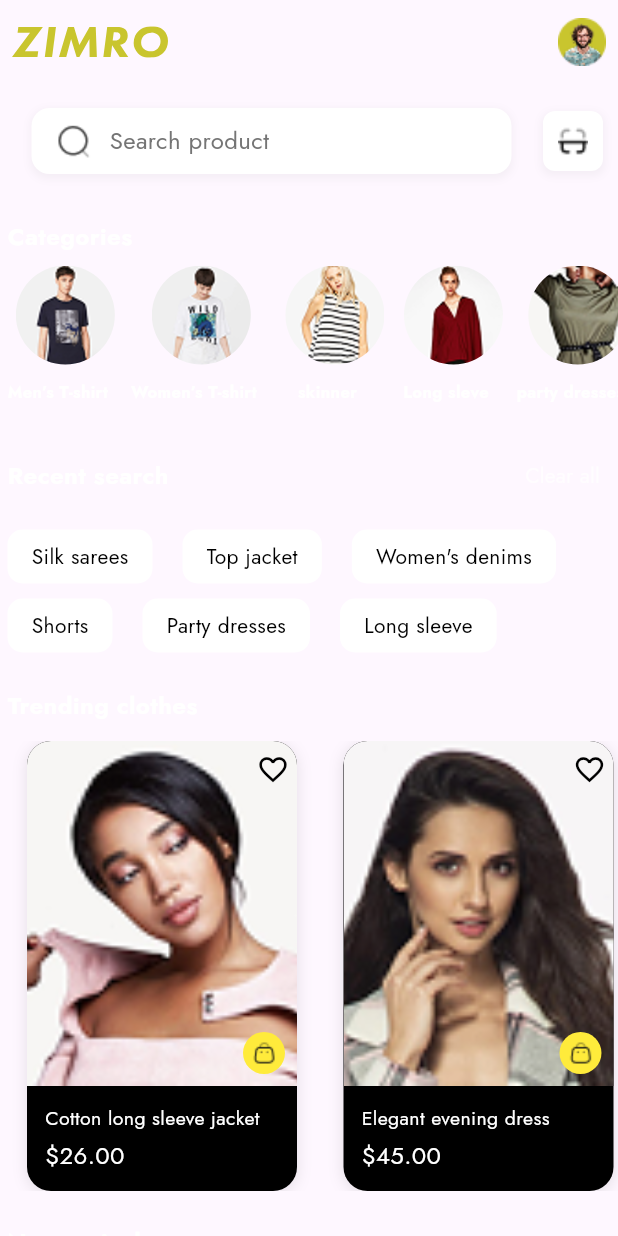
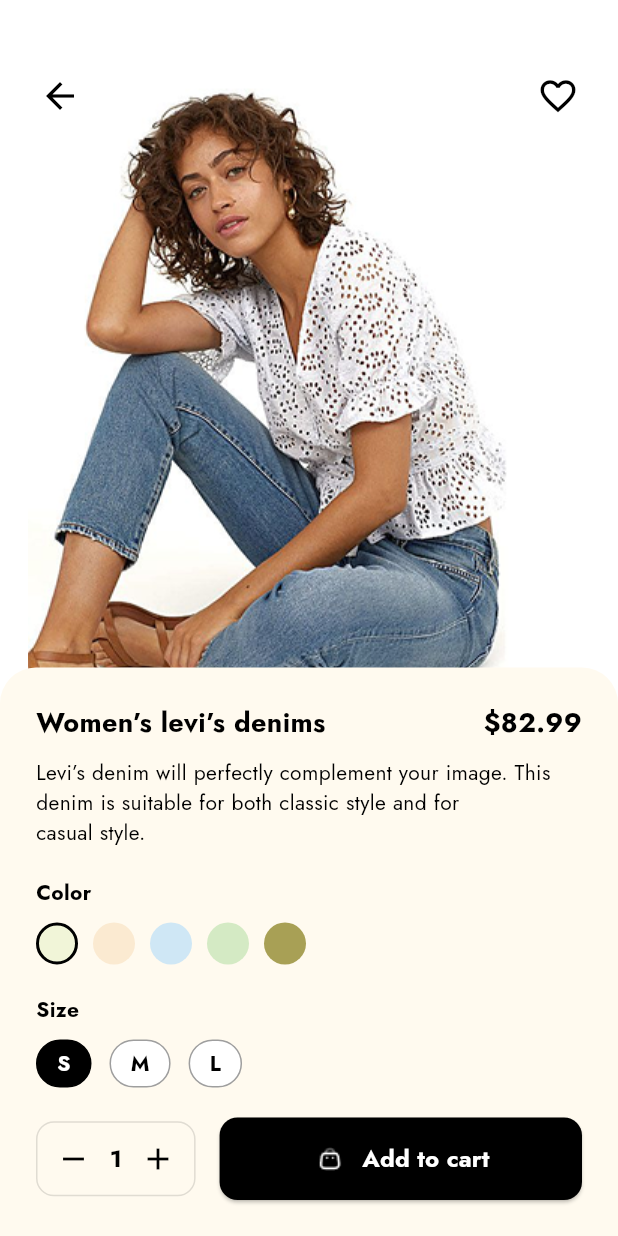
Before and after one commit to Mostafaghozy/fashion_App, a Flutter app: the screen it shows after launch, on a phone screen of 412 x 824 dp. Run offline on Flutter 3.47's test engine with Material 3 defaults, Android fonts, the phone set to English and light mode, and no system bars; our stand-ins replace camera, flutter_credit_card, flutter_svg, permission_handler.

Commit message:
ProductDetails

```diff
--- /dev/null
+++ b/lib/Ui/widgets/category/ProductDetails.dart
@@ -0,0 +1,284 @@
+import 'package:flutter/material.dart';
+import 'package:flutter_svg/svg.dart';
+
+class ProductDetails extends StatefulWidget {
+  const ProductDetails({super.key});
+
+  @override
+  State<ProductDetails> createState() => _ProductDetailsState();
+}
+
+class _ProductDetailsState extends State<ProductDetails> {
+  int quantity = 1;
+  int selectedColorIndex = 0;
+  String selectedSize = "S";
+
+  final List<Color> colors = [
+    const Color(0xFFF1F5D8),
+    const Color(0xFFFBEAD1),
+    const Color(0xFFCFE7F5),
+    const Color(0xFFD4EAC4),
+    const Color(0xFFA8A055),
+  ];
+
+  final List<String> sizes = ["S", "M", "L"];
+
+  @override
+  Widget build(BuildContext context) {
+    return Scaffold(
+      backgroundColor: Colors.white,
+      body: Stack(
+        children: [
+          Positioned(
+            top: 50,
+            left: 0,
+            right: 0,
+            child: Center(
+              child: Image.asset(
+                'assets/all_product/m.png',
+                // ارتفاع مناسب
+                fit: BoxFit.cover,
+              ),
+            ),
+          ),
+
+          // 🔹 AppBar فوق الصورة
+          Positioned(
+            top: 40,
+            left: 16,
+            right: 16,
+            child: Row(
+              mainAxisAlignment: MainAxisAlignment.spaceBetween,
+              children: [
+                IconButton(
+                  icon: const Icon(
+                    Icons.arrow_back,
+                    color: Colors.black,
+                    size: 28,
+                  ),
+                  onPressed: () {},
+                ),
+                IconButton(
+                  icon: const Icon(
+                    Icons.favorite_border,
+                    color: Colors.black,
+                    size: 28,
+                  ),
+                  onPressed: () {},
+                ),
+              ],
+            ),
+          ),
+
+          // 🧱 الـ Container البيج فوق جزء من الصورة
+          Positioned(
+            bottom: 0,
+            left: 0,
+            right: 0,
+            child: Container(
+              padding: const EdgeInsets.all(24),
+              decoration: const BoxDecoration(
+                color: Color(0xFFFFFAEF),
+                borderRadius: BorderRadius.only(
+                  topLeft: Radius.circular(24),
+                  topRight: Radius.circular(24),
+                ),
+              ),
+              child: Column(
+                mainAxisSize: MainAxisSize.min,
+                crossAxisAlignment: CrossAxisAlignment.start,
+                children: [
+                  // 📝 العنوان والسعر
+                  Row(
+                    mainAxisAlignment: MainAxisAlignment.spaceBetween,
+                    children: const [
+                      Text(
+                        "Women’s levi’s denims",
+                        style: TextStyle(
+                          fontSize: 18,
+                          fontWeight: FontWeight.bold,
+                          color: Colors.black,
+                        ),
+                      ),
+                      Text(
+                        "\$82.99",
+                        style: TextStyle(
+                          fontSize: 18,
+                          fontWeight: FontWeight.bold,
+                          color: Colors.black,
+                        ),
+                      ),
+                    ],
+                  ),
+                  const SizedBox(height: 10),
+
+                  const Text(
+                    "Levi’s denim will perfectly complement your image. "
+                    "This denim is suitable for both classic style and for \ncasual style.",
+                    style: TextStyle(fontSize: 14, color: Colors.black),
+                  ),
+                  const SizedBox(height: 20),
+
+                  const Text(
+                    "Color",
+                    style: TextStyle(
+                      fontWeight: FontWeight.bold,
+                      color: Colors.black,
+                    ),
+                  ),
+                  const SizedBox(height: 10),
+
+                  // 🎨 الألوان
+                  Row(
+                    children: List.generate(colors.length, (index) {
+                      return GestureDetector(
+                        onTap: () {
+                          setState(() {
+                            selectedColorIndex = index;
+                          });
+                        },
+                        child: Container(
+                          margin: const EdgeInsets.only(right: 10),
+                          width: 28,
+                          height: 28,
+                          decoration: BoxDecoration(
+                            shape: BoxShape.circle,
+                            color: colors[index],
+                            border: Border.all(
+                              color: selectedColorIndex == index
+                                  ? Colors.black
+                                  : Colors.transparent,
+                              width: 2,
+                            ),
+                          ),
+                        ),
+                      );
+                    }),
+                  ),
+                  const SizedBox(height: 20),
+
+                  const Text(
+                    "Size",
+                    style: TextStyle(
+                      fontWeight: FontWeight.bold,
+                      color: Colors.black,
+                    ),
+                  ),
+                  const SizedBox(height: 10),
+
+                  // 📏 المقاسات
+                  Row(
+                    children: sizes.map((size) {
+                      final isSelected = selectedSize == size;
+                      return GestureDetector(
+                        onTap: () {
+                          setState(() {
+                            selectedSize = size;
+                          });
+                        },
+                        child: Container(
+                          margin: const EdgeInsets.only(right: 12),
+                          padding: const EdgeInsets.symmetric(
+                            horizontal: 13,
+                            vertical: 5,
+                          ),
+                          decoration: BoxDecoration(
+                            border: Border.all(
+                              color: isSelected ? Colors.black : Colors.grey,
+                            ),
+                            borderRadius: BorderRadius.circular(80),
+                            color: isSelected ? Colors.black : Colors.white,
+                          ),
+                          child: Text(
+                            size,
+                            style: TextStyle(
+                              color: isSelected ? Colors.white : Colors.black,
+                              fontWeight: FontWeight.bold,
+                            ),
+                          ),
+                        ),
+                      );
+                    }).toList(),
+                  ),
+
+                  const SizedBox(height: 20),
+
+                  // 🛒 زر إضافة للسلة + العداد
+                  Row(
+                    children: [
+                      Container(
+                        decoration: BoxDecoration(
+                          borderRadius: BorderRadius.circular(12),
+                          border: Border.all(color: Colors.black12),
+                        ),
+                        child: Row(
+                          children: [
+                            IconButton(
+                              icon: const Icon(
+                                Icons.remove,
+                                color: Colors.black,
+                              ),
+                              onPressed: () {
+                                if (quantity > 1) {
+                                  setState(() => quantity--);
+                                }
+                              },
+                            ),
+                            Text(
+                              quantity.toString(),
+                              style: const TextStyle(
+                                fontWeight: FontWeight.bold,
+                                fontSize: 16,
+                                color: Colors.black,
+                              ),
+                            ),
+                            IconButton(
+                              icon: const Icon(Icons.add, color: Colors.black),
+                              onPressed: () {
+                                setState(() => quantity++);
+                              },
+                            ),
+                          ],
+                        ),
+                      ),
+                      const SizedBox(width: 16),
+
+                      // 🔘 زر السلة
+                      Expanded(
+                        child: ElevatedButton(
+                          onPressed: () {},
+                          style: ElevatedButton.styleFrom(
+                            backgroundColor: Colors.black,
+                            padding: const EdgeInsets.symmetric(vertical: 16),
+                            shape: RoundedRectangleBorder(
+                              borderRadius: BorderRadius.circular(12),
+                            ),
+                          ),
+                          child: Row(
+                            mainAxisAlignment: MainAxisAlignment.center,
+                            children: [
+                              Image.asset("assets/icons/Bag3.png", height: 22),
+                              const SizedBox(width: 10),
+                              const Text(
+                                "Add to cart",
+                                style: TextStyle(
+                                  color: Colors.white,
+                                  fontSize: 16,
+                                  fontWeight: FontWeight.bold,
+                                ),
+                              ),
+                            ],
+                          ),
+                        ),
+                      ),
+                    ],
+                  ),
+                ],
+              ),
+            ),
+          ),
+        ],
+      ),
+    );
+  }
+}
--- a/lib/main.dart
+++ b/lib/main.dart
@@ -1,5 +1,6 @@
 import 'package:e_commerce/Ui/screens/home/MainScreen.dart';
 import 'package:e_commerce/Ui/screens/search/SearchScreen.dart';
+import 'package:e_commerce/Ui/widgets/category/ProductDetails.dart';
 import 'package:e_commerce/core/theme.dart';
 import 'package:flutter/material.dart';
 
@@ -22,7 +23,7 @@ class MyApp extends StatelessWidget {
       themeMode: ThemeMode.system,
       theme: AppThemes.light,
       darkTheme: AppThemes.dark,
-      home: const SearchScreen(),
+      home: const ProductDetails(),
     );
   }
 }
```
Also changed, not shown: assets/all_product/m.png, assets/icons/Bag3.png (added).
